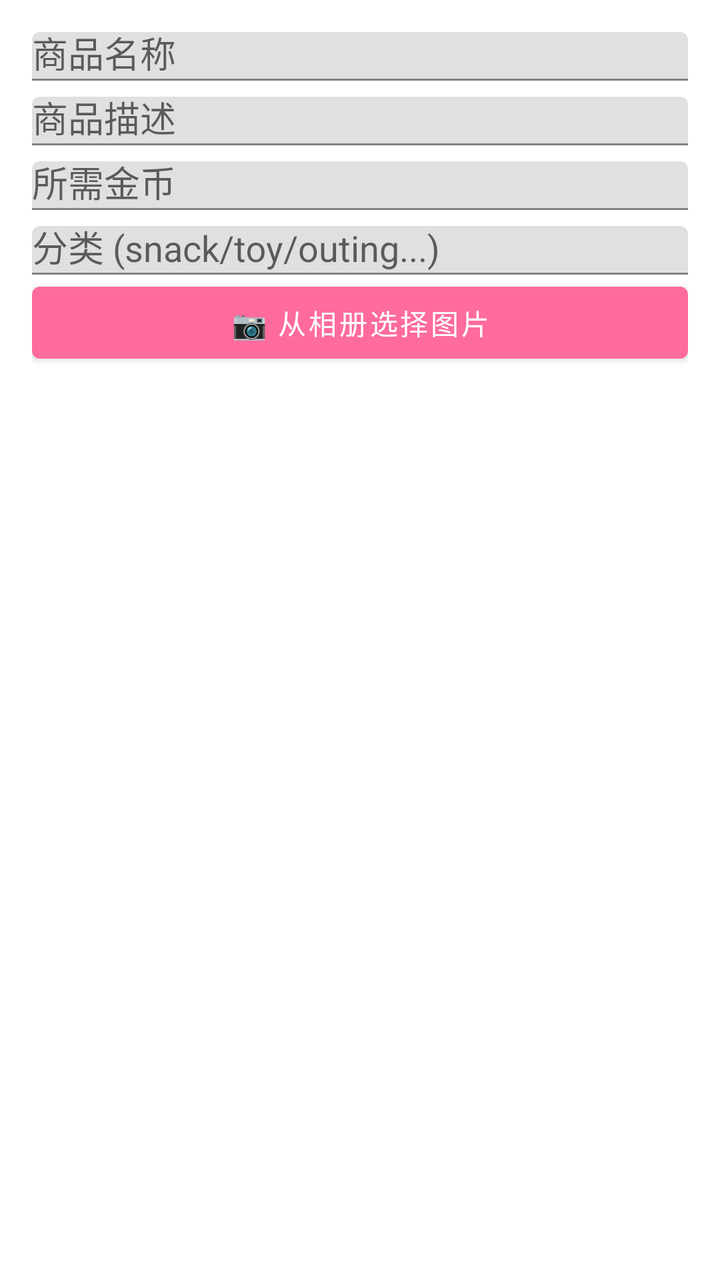
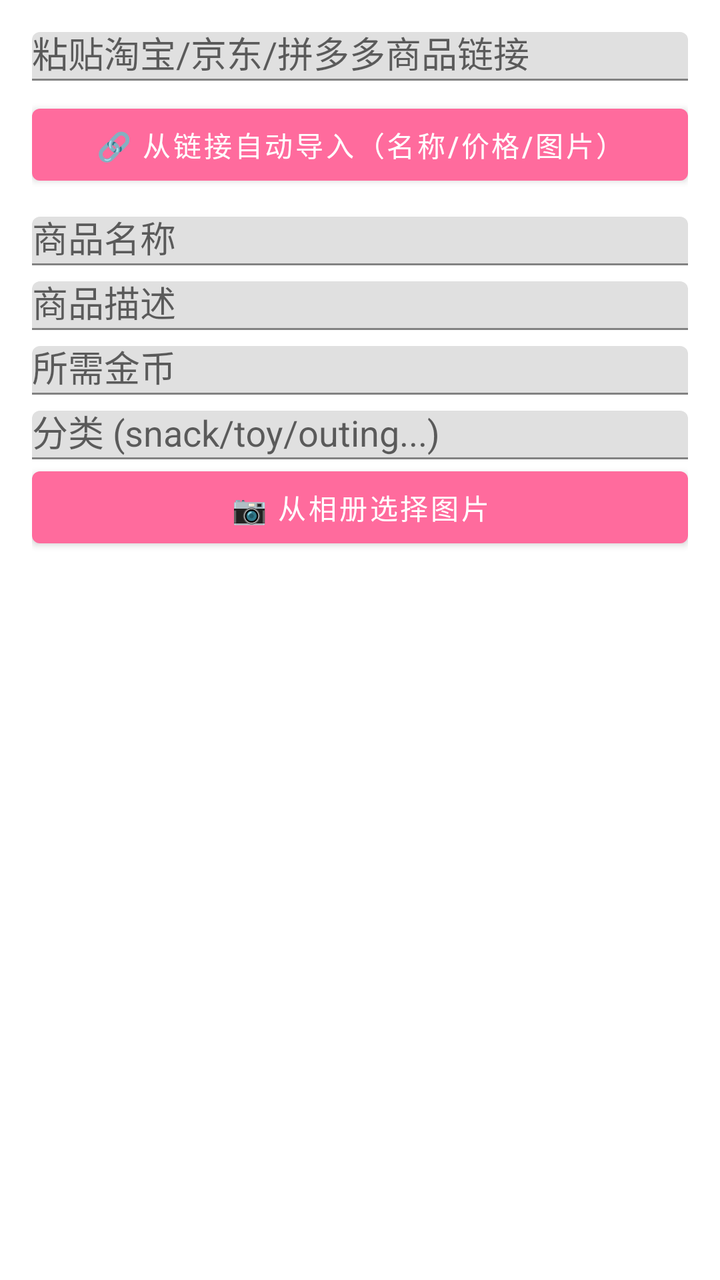

Before-and-after screenshots of an Android layout around one commit, followed by the original layout XML and the change that was made.
<!-- AndroidManifest.xml: application theme Theme.HabitTracker -->
<!-- res/layout/dialog_add_shop_item.xml -->
<?xml version="1.0" encoding="utf-8"?>
<LinearLayout xmlns:android="http://schemas.android.com/apk/res/android"
    xmlns:app="http://schemas.android.com/apk/res-auto"
    android:layout_width="match_parent"
    android:layout_height="wrap_content"
    android:orientation="vertical"
    android:padding="16dp">

    <com.google.android.material.textfield.TextInputLayout
        android:layout_width="match_parent"
        android:layout_height="wrap_content"
        android:hint="商品名称"
        android:layout_marginBottom="8dp">

        <android.widget.EditText
            android:id="@+id/et_item_name"
            android:layout_width="match_parent"
            android:layout_height="wrap_content" />

    </com.google.android.material.textfield.TextInputLayout>

    <com.google.android.material.textfield.TextInputLayout
        android:layout_width="match_parent"
        android:layout_height="wrap_content"
        android:hint="商品描述"
        android:layout_marginBottom="8dp">

        <android.widget.EditText
            android:id="@+id/et_item_desc"
            android:layout_width="match_parent"
            android:layout_height="wrap_content"
            android:inputType="textMultiLine" />

    </com.google.android.material.textfield.TextInputLayout>

    <com.google.android.material.textfield.TextInputLayout
        android:layout_width="match_parent"
        android:layout_height="wrap_content"
        android:hint="所需金币"
        android:layout_marginBottom="8dp">

        <android.widget.EditText
            android:id="@+id/et_item_price"
            android:layout_width="match_parent"
            android:layout_height="wrap_content"
            android:inputType="number" />

    </com.google.android.material.textfield.TextInputLayout>

    <com.google.android.material.textfield.TextInputLayout
        android:layout_width="match_parent"
        android:layout_height="wrap_content"
        android:hint="分类 (snack/toy/outing...)">

        <android.widget.EditText
            android:id="@+id/et_item_category"
            android:layout_width="match_parent"
            android:layout_height="wrap_content" />

    </com.google.android.material.textfield.TextInputLayout>

    
    <Button
        android:id="@+id/btn_pick_image"
        android:layout_width="match_parent"
        android:layout_height="48dp"
        android:text="📷 从相册选择图片"
        android:layout_marginBottom="8dp"
        android:textAllCaps="false" />

    <LinearLayout
        android:layout_width="match_parent"
        android:layout_height="wrap_content"
        android:orientation="horizontal"
        android:gravity="center_vertical"
        android:layout_marginBottom="8dp">

        <ImageView
            android:id="@+id/iv_image_preview"
            android:layout_width="64dp"
            android:layout_height="64dp"
            android:scaleType="centerCrop"
            android:visibility="gone"
            android:background="@drawable/ic_launcher" />

        <TextView
            android:id="@+id/tv_image_name"
            android:layout_width="0dp"
            android:layout_height="wrap_content"
            android:layout_weight="1"
            android:layout_marginStart="8dp"
            android:visibility="gone"
            android:textSize="13sp"
            android:textColor="#666666" />

    </LinearLayout>

</LinearLayout>
<!-- resources referenced by this layout -->
<resources>
  <!-- drawable ic_launcher (drawable) -->
  <?xml version="1.0" encoding="utf-8"?>
  <vector xmlns:android="http://schemas.android.com/apk/res/android"
      android:width="108dp"
      android:height="108dp"
      android:viewportWidth="108"
      android:viewportHeight="108">
      
      <path
          android:fillColor="#FF6B9D"
          android:pathData="M54,54m-40,0a40,40 0,1 1,80 0a40,40 0,1 1,-80 0" />
      
      <path
          android:fillColor="#FFFFFF"
          android:pathData="M54,30l5.5,16.9h17.8l-14.4,10.5l5.5,16.9l-14.4,-10.5l-14.4,10.5l5.5,-16.9l-14.4,-10.5h17.8z" />
  </vector>
  <style name="Theme.HabitTracker" parent="Theme.MaterialComponents.Light.NoActionBar">
          <item name="colorPrimary">@color/child_pink</item>
          <item name="colorPrimaryVariant">@color/child_pink_light</item>
          <item name="colorOnPrimary">@color/white</item>
          <item name="colorSecondary">@color/child_green</item>
          <item name="android:statusBarColor">@color/child_pink_light</item>
      </style>
  <color name="child_pink">#FF6B9D</color>
  <color name="child_pink_light">#FFF0F5</color>
  <color name="white">#FFFFFF</color>
  <color name="child_green">#4CAF50</color>
</resources>

<!-- the commit's change to res/layout/dialog_add_shop_item.xml (unified diff, before → after) -->
@@ -5,6 +5,26 @@
     android:layout_height="wrap_content"
     android:orientation="vertical"
     android:padding="16dp">
+
+    
+    <com.google.android.material.textfield.TextInputLayout
+        android:layout_width="match_parent"
+        android:layout_height="wrap_content"
+        android:hint="粘贴淘宝/京东/拼多多商品链接"
+        android:layout_marginBottom="8dp">
+        <android.widget.EditText
+            android:id="@+id/et_item_link"
+            android:layout_width="match_parent"
+            android:layout_height="wrap_content"
+            android:inputType="textUri" />
+    </com.google.android.material.textfield.TextInputLayout>
+    <Button
+        android:id="@+id/btn_import_link"
+        android:layout_width="match_parent"
+        android:layout_height="48dp"
+        android:text="🔗 从链接自动导入（名称/价格/图片）"
+        android:layout_marginBottom="12dp"
+        android:textAllCaps="false" />
 
     <com.google.android.material.textfield.TextInputLayout
         android:layout_width="match_parent"
